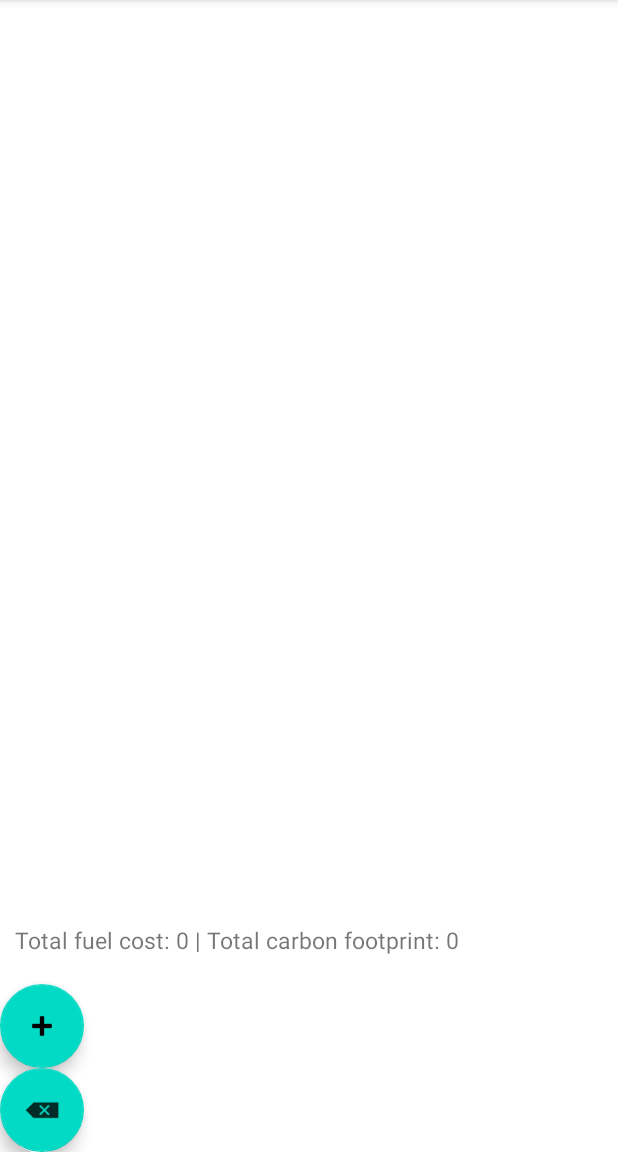
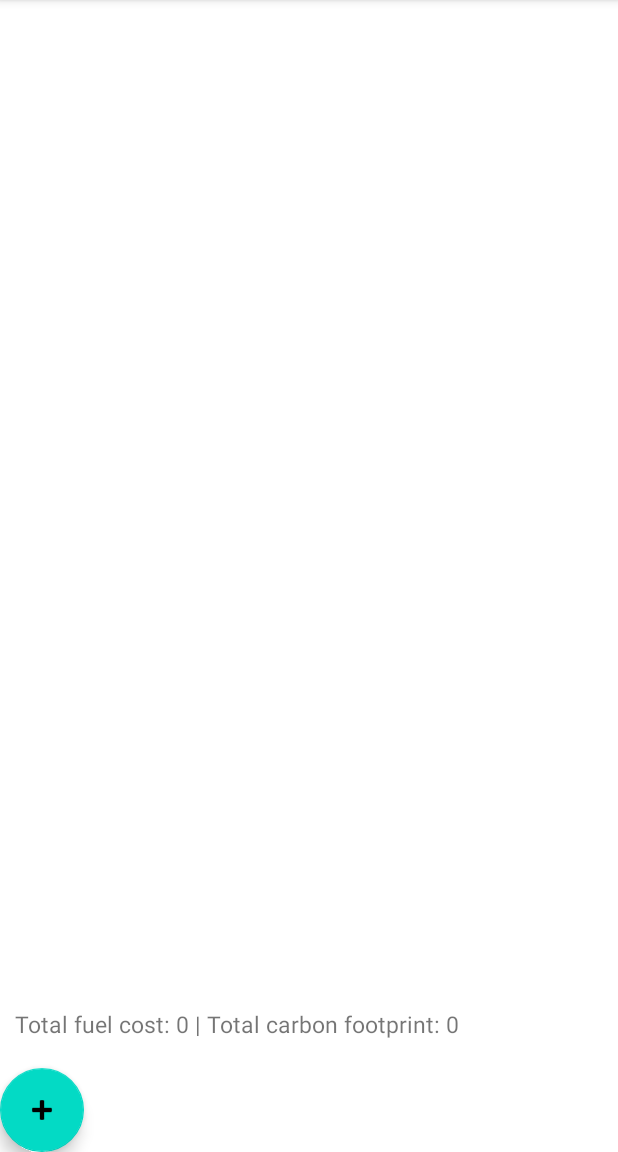
Before and after one commit to zijing8/CMPUT301-A1, an Android app: the screen it shows after launch (MainActivity), on a phone screen of 412 x 824 dp, the part 84-1236 px from its top. Run offline under Robolectric (Android 15) with nearby library versions, the phone set to English and light mode, and no system bars.

Commit message:
Delete Funcationallty

```diff
--- a/MyCarFootprint/app/src/main/res/layout/activity_main.xml
+++ b/MyCarFootprint/app/src/main/res/layout/activity_main.xml
@@ -28,12 +28,6 @@
         android:clickable="true"
         app:srcCompat="@android:drawable/ic_input_add" />
 
-    <com.google.android.material.floatingactionbutton.FloatingActionButton
-        android:id="@+id/button_delete_station"
-        android:layout_width="wrap_content"
-        android:layout_height="wrap_content"
-        android:clickable="true"
-        app:srcCompat="@android:drawable/ic_input_delete" />
 
 
 </LinearLayout>
```
Also changed, not shown: MyCarFootprint/app/src/main/java/com/example/mycarfootprint/MainActivity.java (+25 -39 lines).
